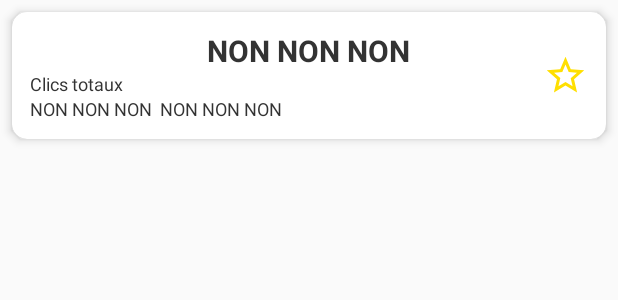
After one commit to davidlepilote/boitea, an Android app: the layout sound_item.xml on its own in the app's theme, with its tools: preview values and no code run, on a phone screen of 412 x 824 dp. The commit adds this screen. Shown: the top 300 px of the screen. Run offline under Robolectric (Android 15) with nearby library versions, the phone set to English and light mode, and no system bars.

Commit message:
New sound item with global and my clicks, plus favorite feature

```diff
--- a/app/src/main/java/com/monirapps/boiteabaptiste/Config.java
+++ b/app/src/main/java/com/monirapps/boiteabaptiste/Config.java
@@ -70,7 +70,7 @@ public class Config extends RealmObject {
     for (Sound newSound : newConfig.getSounds()) {
       final Sound oldSound = realm.where(Sound.class).equalTo("id", newSound.getId()).findFirst();
       if (oldSound != null) {
-        if (oldSound.getUpdated() < newSound.getUpdated()) {
+        if (true || oldSound.getUpdated() < newSound.getUpdated()) {
           oldSound.setUpdated(newSound.getUpdated());
           oldSound.setTitle(newSound.getTitle());
           oldSound.setColor(newSound.getColor());
--- /dev/null
+++ b/app/src/main/res/drawable/background.xml
@@ -0,0 +1,9 @@
+<?xml version="1.0" encoding="utf-8"?>
+<selector xmlns:android="http://schemas.android.com/apk/res/android">
+    <item>
+        <shape android:shape="rectangle">
+            <corners android:radius="7dp"/>
+            <solid android:color="#FFFFFF"/>
+        </shape>
+    </item>
+</selector>
--- /dev/null
+++ b/app/src/main/res/drawable/ic_star_empty.xml
@@ -0,0 +1,9 @@
+<vector xmlns:android="http://schemas.android.com/apk/res/android"
+        android:width="24dp"
+        android:height="24dp"
+        android:viewportWidth="24.0"
+        android:viewportHeight="24.0">
+    <path
+        android:fillColor="#FFFFDF00"
+        android:pathData="M22,9.24l-7.19,-0.62L12,2 9.19,8.63 2,9.24l5.46,4.73L5.82,21 12,17.27 18.18,21l-1.63,-7.03L22,9.24zM12,15.4l-3.76,2.27 1,-4.28 -3.32,-2.88 4.38,-0.38L12,6.1l1.71,4.04 4.38,0.38 -3.32,2.88 1,4.28L12,15.4z"/>
+</vector>
--- /dev/null
+++ b/app/src/main/res/drawable/ic_star_full.xml
@@ -0,0 +1,9 @@
+<vector xmlns:android="http://schemas.android.com/apk/res/android"
+        android:width="24dp"
+        android:height="24dp"
+        android:viewportWidth="24.0"
+        android:viewportHeight="24.0">
+    <path
+        android:fillColor="#FFFFDF00"
+        android:pathData="M12,17.27L18.18,21l-1.64,-7.03L22,9.24l-7.19,-0.61L12,2 9.19,8.63 2,9.24l5.46,4.73L5.82,21z"/>
+</vector>
--- /dev/null
+++ b/app/src/main/res/drawable/star.xml
@@ -0,0 +1,5 @@
+<?xml version="1.0" encoding="utf-8"?>
+<selector xmlns:android="http://schemas.android.com/apk/res/android">
+    <item android:state_selected="true" android:drawable="@drawable/ic_star_full"/>
+    <item android:drawable="@drawable/ic_star_empty"/>
+</selector>
--- a/app/src/main/res/layout/activity_main.xml
+++ b/app/src/main/res/layout/activity_main.xml
@@ -8,7 +8,7 @@
     android:layout_height="match_parent"
     tools:context="com.monirapps.boiteabaptiste.MainActivity">
 
-    <co.moonmonkeylabs.realmrecyclerview.RealmRecyclerView
+    <com.monirapps.boiteabaptiste.BoiteRecyclerView
         android:id="@+id/sounds"
         android:layout_width="match_parent"
         android:layout_height="match_parent"
--- /dev/null
+++ b/app/src/main/res/layout/sound_item.xml
@@ -0,0 +1,138 @@
+<?xml version="1.0" encoding="utf-8"?>
+<LinearLayout
+    xmlns:android="http://schemas.android.com/apk/res/android"
+    xmlns:card_view="http://schemas.android.com/apk/res-auto"
+    xmlns:tools="http://schemas.android.com/tools"
+    android:layout_width="match_parent"
+    android:layout_height="wrap_content"
+    android:clipChildren="false"
+    android:clipToPadding="false"
+    android:orientation="vertical"
+    >
+
+    <android.support.v7.widget.CardView
+        android:id="@+id/card_view"
+        android:layout_width="match_parent"
+        android:layout_height="match_parent"
+        android:layout_margin="8dp"
+        android:foreground="?android:attr/selectableItemBackground"
+        card_view:cardCornerRadius="10dp"
+        card_view:cardElevation="4dp"
+        card_view:contentPadding="8dp"
+        >
+
+        <RelativeLayout
+            android:layout_width="match_parent"
+            android:layout_height="match_parent"
+            android:padding="4dp"
+            android:background="@drawable/background"
+            >
+
+            <LinearLayout
+                android:layout_width="match_parent"
+                android:layout_height="wrap_content"
+                android:orientation="vertical"
+                >
+
+                <TextView
+                    android:id="@+id/title"
+                    android:layout_width="wrap_content"
+                    android:layout_height="wrap_content"
+                    android:layout_gravity="center"
+                    android:gravity="center"
+                    android:textColor="@color/sound_text_color"
+                    android:textSize="20dp"
+                    android:textStyle="bold"
+                    tools:text="NON NON NON"
+                    />
+
+                <TextView
+                    android:id="@+id/subtitle"
+                    android:layout_width="wrap_content"
+                    android:layout_height="wrap_content"
+                    android:layout_gravity="center"
+                    android:gravity="center"
+                    android:textColor="@color/sound_text_color"
+                    android:textSize="16dp"
+                    android:visibility="gone"
+                    tools:text="NON NON NON"
+                    />
+
+                <LinearLayout
+                    android:layout_width="wrap_content"
+                    android:layout_height="wrap_content"
+                    android:orientation="horizontal"
+                    >
+
+                    <LinearLayout
+                        android:layout_width="wrap_content"
+                        android:layout_height="wrap_content"
+                        android:orientation="vertical"
+                        >
+
+                        <TextView
+                            android:id="@+id/total_clicks"
+                            android:layout_width="wrap_content"
+                            android:layout_height="wrap_content"
+                            android:text="@string/total_clicks"
+                            android:textColor="@color/sound_text_color"
+                            android:textSize="@dimen/click_text_size"
+                            />
+
+                        <TextView
+                            android:id="@+id/my_clicks"
+                            android:layout_width="wrap_content"
+                            android:layout_height="wrap_content"
+                            android:text="@string/my_clicks"
+                            android:textColor="@color/sound_text_color"
+                            android:textSize="@dimen/click_text_size"
+                            tools:text="NON NON NON"
+                            />
+
+                    </LinearLayout>
+
+                    <LinearLayout
+                        android:layout_width="wrap_content"
+                        android:layout_height="wrap_content"
+                        android:layout_marginLeft="5dp"
+                        android:orientation="vertical"
+                        >
+
+                        <TextView
+                            android:id="@+id/total_clicks_number"
+                            android:layout_width="wrap_content"
+                            android:layout_height="wrap_content"
+                            android:textColor="@color/sound_text_color"
+                            android:textSize="@dimen/click_text_size"
+                            />
+
+                        <TextView
+                            android:id="@+id/my_clicks_number"
+                            android:layout_width="wrap_content"
+                            android:layout_height="wrap_content"
+                            android:text="@string/my_clicks"
+                            android:textColor="@color/sound_text_color"
+                            android:textSize="@dimen/click_text_size"
+                            tools:text="NON NON NON"
+                            />
+
+                    </LinearLayout>
+
+                </LinearLayout>
+
+            </LinearLayout>
+
+            <ImageView
+                android:id="@+id/favorite"
+                android:layout_width="30dp"
+                android:layout_height="30dp"
+                android:layout_centerVertical="true"
+                android:layout_alignParentRight="true"
+                android:src="@drawable/star"
+                />
+
+        </RelativeLayout>
+
+    </android.support.v7.widget.CardView>
+
+</LinearLayout>
--- a/app/src/main/res/values/colors.xml
+++ b/app/src/main/res/values/colors.xml
@@ -6,4 +6,5 @@
     <color name="sound">#FCAD26</color>
     <color name="mere">#9E54BD</color>
     <color name="frere">#4593E3</color>
+    <color name="sound_text_color">#333333</color>
 </resources>
--- a/app/src/main/res/values/dimens.xml
+++ b/app/src/main/res/values/dimens.xml
@@ -2,4 +2,5 @@
     <!-- Default screen margins, per the Android Design guidelines. -->
     <dimen name="activity_horizontal_margin">16dp</dimen>
     <dimen name="activity_vertical_margin">16dp</dimen>
+    <dimen name="click_text_size">12dp</dimen>
 </resources>
--- a/app/src/main/res/values/strings.xml
+++ b/app/src/main/res/values/strings.xml
@@ -1,4 +1,6 @@
 <resources>
     <string name="app_name">BoiteABaptiste</string>
     <string name="loading">Chargement des sons …</string>
+    <string name="total_clicks">Clics totaux</string>
+    <string name="my_clicks">Mes clics</string>
 </resources>
```
Also changed, not shown: app/src/main/java/com/monirapps/boiteabaptiste/BoiteRecyclerView.java (added, +38 -0 lines), app/src/main/java/com/monirapps/boiteabaptiste/MainActivity.java (+26 -27 lines), app/src/main/java/com/monirapps/boiteabaptiste/SoundsAdapter.java (+54 -7 lines), app/src/main/res/layout/baptiste_item.xml (deleted, +0 -35 lines).
